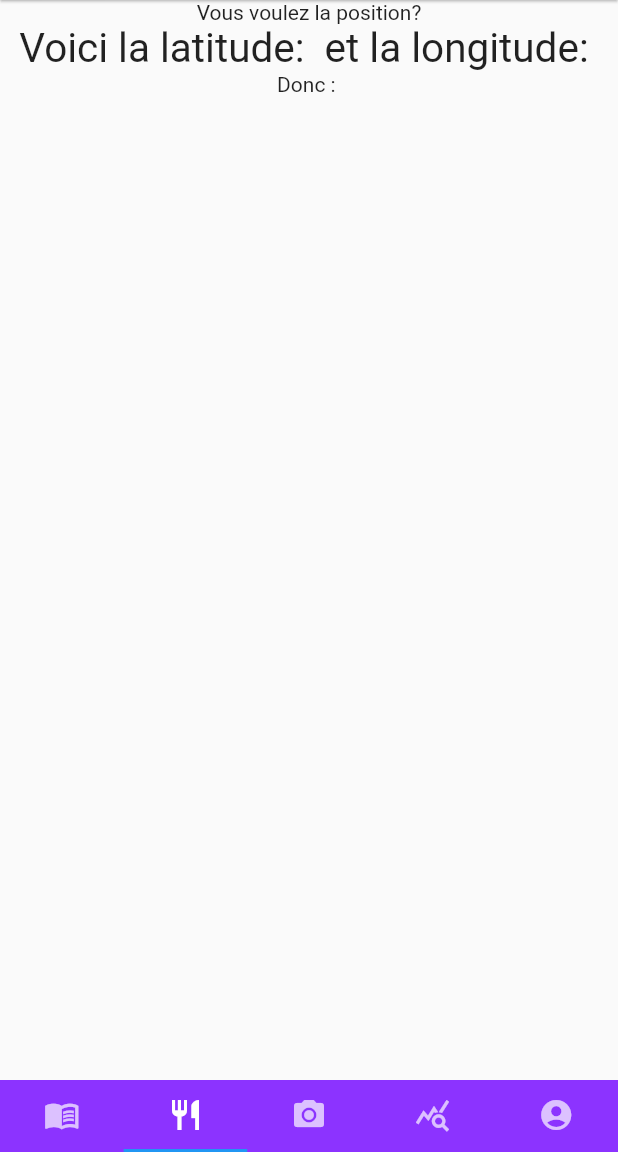
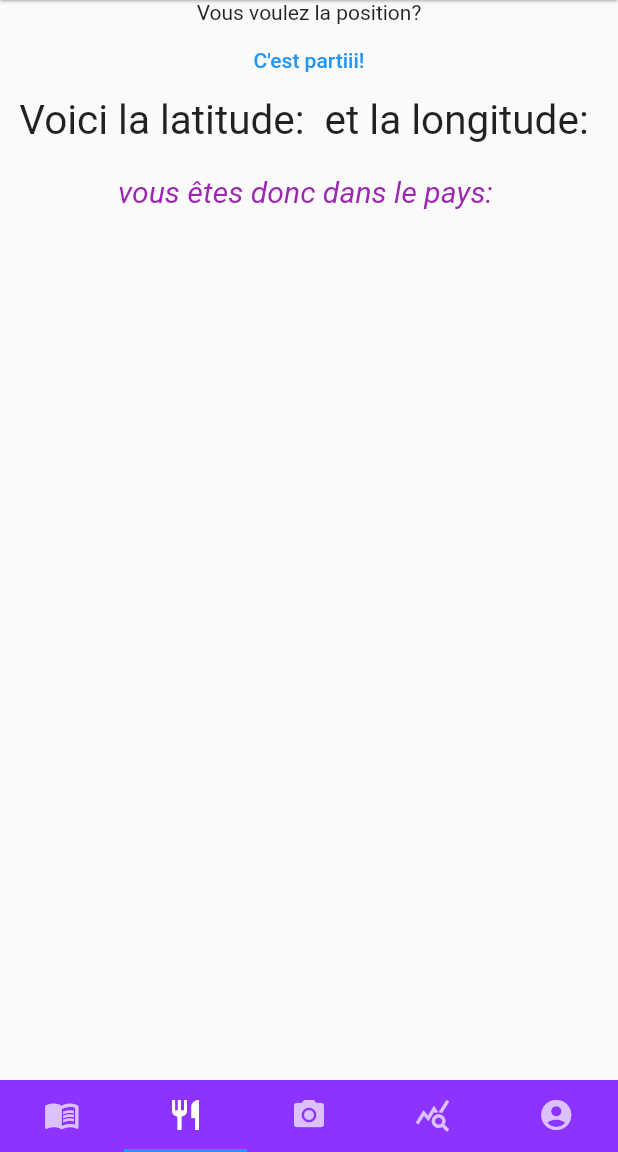
Before and after one commit to leopoldmaillard/diet-vision-flutter, a Flutter app: the screen it shows after launch, on a phone screen of 412 x 824 dp, the part 84-1236 px from its top. Run offline on Flutter 3.47's test engine with Material 2 defaults, Android fonts, the phone set to English and light mode, and no system bars; our stand-ins replace camera, geolocator; missing offline and left inert: flutter_point_tab_bar, geocoder.

Commit message:
#20 we can have the country or directly the address of the user

```diff
--- a/lib/home.dart
+++ b/lib/home.dart
@@ -2,9 +2,10 @@
 import 'package:flutter_point_tab_bar/pointTabIndicator.dart';
 import 'package:camera/camera.dart';
 import 'package:flutter/material.dart';
+import 'package:transfer_learning_fruit_veggies/pages/Profile.dart';
 import 'package:transfer_learning_fruit_veggies/pages/camera_screen.dart';
 import 'package:transfer_learning_fruit_veggies/pages/page2.dart';
-import 'package:transfer_learning_fruit_veggies/pages/page3.dart';
+import 'package:transfer_learning_fruit_veggies/pages/geoloc.dart';
 import 'package:transfer_learning_fruit_veggies/pages/page4.dart';
 import 'package:transfer_learning_fruit_veggies/pages/Profile.dart';
 
--- /dev/null
+++ b/lib/pages/geoloc.dart
@@ -0,0 +1,156 @@
+import 'dart:async';
+import 'dart:convert';
+
+import 'package:flutter/material.dart';
+import 'dart:developer';
+//import 'dart:html';
+import 'package:flutter/services.dart';
+import 'package:geocoder/geocoder.dart';
+import 'package:geolocator/geolocator.dart';
+
+class Geoloc extends StatefulWidget {
+  @override
+  GeolocState createState() {
+    return new GeolocState();
+  }
+  /*@override
+  _GeolocState createState() => _GeolocState();*/
+}
+
+class GeolocState extends State<Geoloc> {
+  String latitude = '';
+  String longitude = '';
+  String positionUser = '';
+  String addressUser = '';
+  var locationMessage = '';
+  late Address userAddress;
+  String country = '';
+
+  // obtain the address from coordinates
+  /*Position _position = new Position(
+      longitude: 0.0,
+      latitude: 0.0,
+      timestamp: DateTime.now(),
+      accuracy: 0.0,
+      altitude: 0.0,
+      heading: 0.0,
+      speed: 0.0,
+      speedAccuracy: 0.0);
+  StreamSubscription<Position> streamSubscription = new StreamSubscription() ;*/
+  Address _address = Address();
+
+  //Function for getting the current location
+  // Before, we need the permission
+
+  void getCurrentLocation() async {
+    var position = await Geolocator.getCurrentPosition(
+        desiredAccuracy: LocationAccuracy.high);
+
+    //get latitude and longitude
+    var lat = position.latitude;
+    var long = position.longitude;
+
+    // north or south of france ?
+    if (lat <= 52 && lat >= 47) {
+      if (long < 10 && long >= 4)
+        positionUser = 'Vous êtes dans le nord de la france';
+    }
+    if (lat < 47 && lat >= 42) {
+      if (long <= 10 && long >= 1)
+        positionUser = 'Vous êtes dans le sud de la france';
+    }
+
+    // create coordinates from lat and long
+    final coordinates = new Coordinates(lat, long);
+    convertCoordinatesToAddress(coordinates).then((value) {
+      _address = value;
+      country = value.countryName.toString();
+    });
+    //passing this to the lat/long variable (string)
+    // country = _address.toString();
+    var a = longitude = "$long";
+    latitude = "$lat";
+  }
+
+// function to obtain an address from coordinates
+  Future<Address> convertCoordinatesToAddress(Coordinates coordinates) async {
+    var addresses =
+        await Geocoder.local.findAddressesFromCoordinates(coordinates);
+    addressUser = addresses.first.toString();
+    return addresses.first;
+  }
+
+  // France sud/Nord
+  void getFrancePosition() async {
+    getCurrentLocation();
+    int lati = int.parse(latitude.split(".")[0]);
+    int longi = int.parse(longitude.split(".")[0]);
+    print(lati);
+    print(longi);
+    if (lati <= 52 && lati >= 47) {
+      if (longi < 10 && longi >= 4)
+        positionUser = 'Vous êtes dans le nord de la france';
+    }
+    if (lati < 47 && lati >= 42) {
+      if (longi <= 10 && longi >= 1)
+        positionUser = 'Vous êtes dans le sud de la france';
+    }
+  }
+
+  @override
+  void initState() {
+    super.initState();
+    getCurrentLocation();
+  }
+
+  Column displayLocation() {
+    return Column(
+      children: [
+        Text(
+          "Voici la latitude: $latitude et la longitude: $longitude",
+          style: TextStyle(fontSize: 27),
+        ),
+        Text('Donc : $positionUser'),
+        SizedBox(
+          height: 20,
+        ),
+        Text("Ou alors: ${_address.addressLine ?? '-'}"),
+      ],
+    );
+  }
+
+  @override
+  Widget build(BuildContext context) {
+    getCurrentLocation();
+    return new Center(
+      child: Column(
+        children: [
+          Text('Vous voulez la position?'),
+          TextButton(
+              onPressed: () async {
+                setState(() {
+                  getCurrentLocation();
+                });
+              },
+              child: Text("C'est partiii!")),
+          Text(
+            "Voici la latitude: $latitude et la longitude: $longitude",
+            style: TextStyle(fontSize: 27),
+          ),
+          //Text("Ou alors: ${_address.addressLine ?? '-'}"),
+          SizedBox(
+            height: 20,
+          ),
+          Text(
+            "vous êtes donc dans le pays: $country",
+            style: TextStyle(
+              fontSize: 20,
+              fontStyle: FontStyle.italic,
+              color: Colors.purple,
+            ),
+          ),
+        ],
+      ),
+    );
+  }
+}
--- a/lib/pages/page3.dart
+++ /dev/null
@@ -1,66 +0,0 @@
-import 'dart:developer';
-
-import 'package:flutter/material.dart';
-import 'package:geolocator/geolocator.dart';
-
-class Geoloc extends StatefulWidget {
-  @override
-  _GeolocState createState() => _GeolocState();
-}
-
-class _GeolocState extends State<Geoloc> {
-  String latitude = '';
-  String longitude = '';
-  String position = '';
-  var locationMessage = '';
-
-  //Function for getting the current location
-  // Before, we need the permission
-
-  void getCurrentLocation() async {
-    var position = await Geolocator.getCurrentPosition(
-        desiredAccuracy: LocationAccuracy.high);
-
-    //get latitude and longitude
-    var lat = position.latitude;
-    var long = position.longitude;
-    //passing this to the lat/long variable (string)
-    longitude = "$long";
-    latitude = "$lat";
-  }
-
-  // France sud/Nord
-  void getFrancePosition() async {
-    getCurrentLocation();
-    int lati = int.parse(latitude.split(".")[0]);
-    int longi = int.parse(longitude.split(".")[0]);
-    print(lati);
-    print(longi);
-    if (lati <= 52 && lati >= 47) {
-      if (longi < 10 && longi >= 4)
-        position = 'Vous êtes dans le nord de la france';
-    }
-    if (lati < 47 && lati >= 42) {
-      if (longi <= 10 && longi >= 1)
-        position = 'Vous êtes dans le sud de la france';
-    }
-  }
-
-  @override
-  Widget build(BuildContext context) {
-    // getCurrentLocation();
-    getFrancePosition();
-    return new Center(
-      child: Column(
-        children: [
-          Text('Vous voulez la position?'),
-          Text(
-            "Voici la latitude: $latitude et la longitude: $longitude",
-            style: TextStyle(fontSize: 27),
-          ),
-          Text('Donc : $position'),
-        ],
-      ),
-    );
-  }
-}
--- a/pubspec.yaml
+++ b/pubspec.yaml
@@ -26,7 +26,8 @@ dependencies:
   image_picker: # ^0.6.7+4
   tflite: ^1.1.1
   camera: # ^0.8.1+3
-  geolocator: #^7.2.0+1
+  geolocator: # ^7.2.0+1
+  geocoder: # ^0.2.1
 
 
 
```
Also changed, not shown: pubspec.lock, 3 other files.
